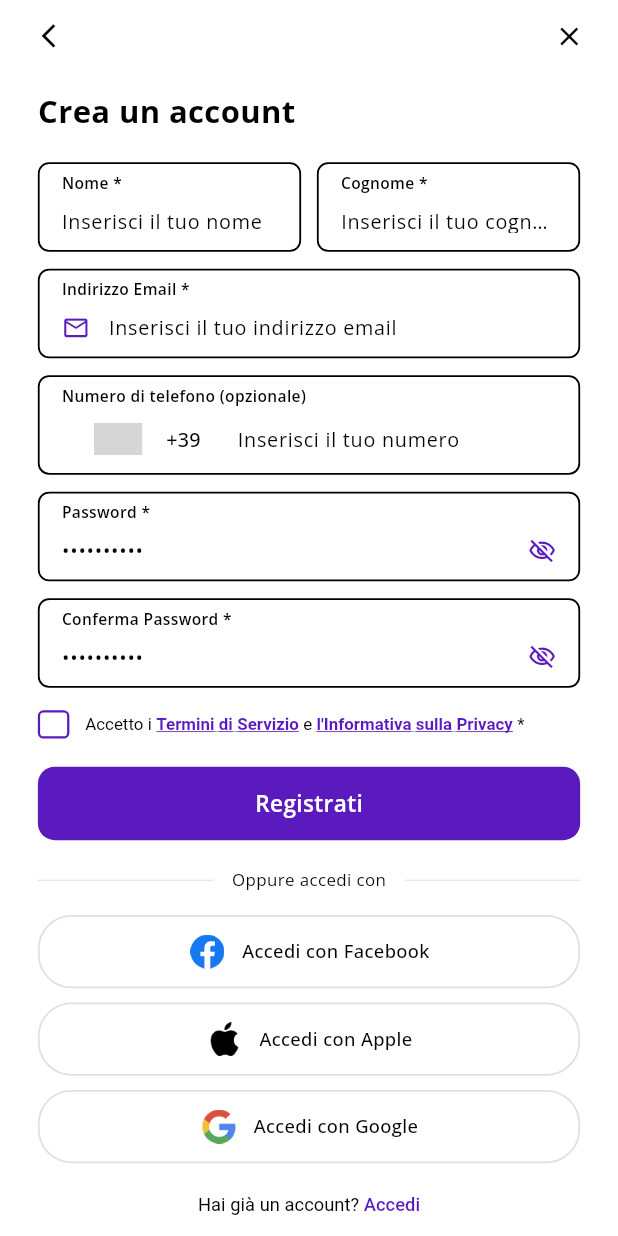
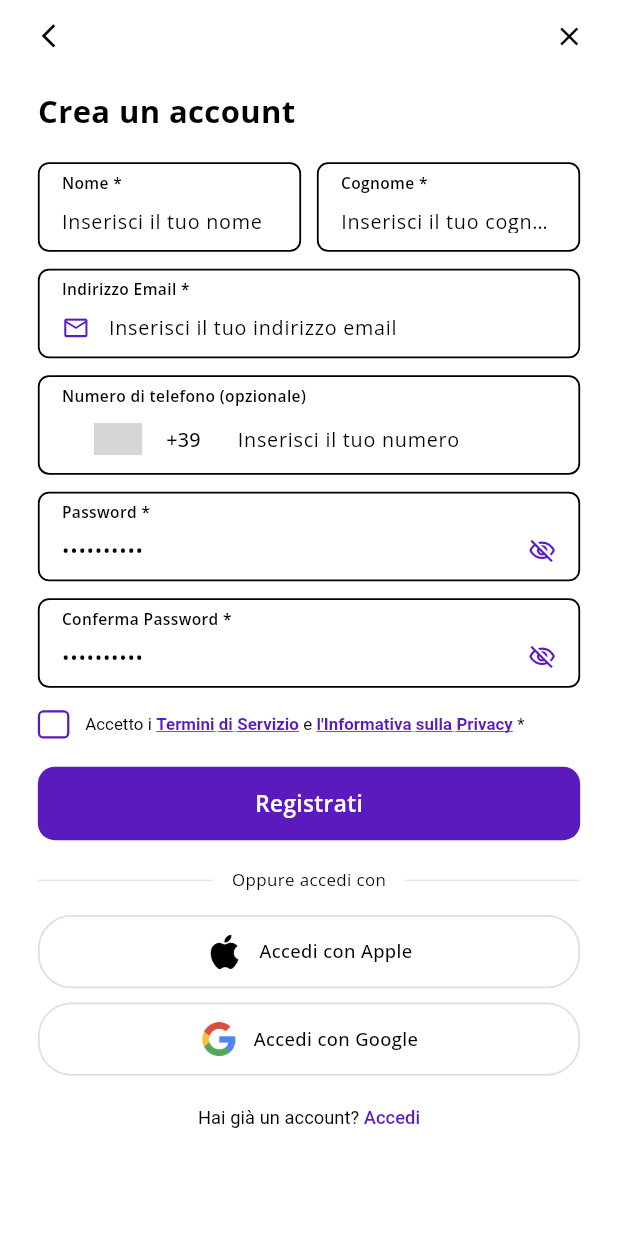
Before and after one commit to abubakar1010/vyzi-app, a Flutter app: the RegisterScreen screen opened by its route, on a phone screen of 412 x 824 dp. Run offline on Flutter 3.47's test engine with Material 3 defaults, Android fonts, the phone set to English and light mode, and no system bars; drawn by our look-alikes of country_code_picker; our stand-ins replace app_links, camera, connectivity_plus, dio, file_picker, firebase_auth and 17 more; missing offline and left inert: flutter_facebook_auth, pdfx; accounts and stored records are empty; grey boxes are pictures that could not be loaded.

Commit message:
feat(auth): remove Facebook sign-in, keep Google and Apple
Co-Authored-By: Claude Opus 5.5 <noreply@anthropic.com>

```diff
--- a/lib/features/auth/create_account.dart
+++ b/lib/features/auth/create_account.dart
@@ -452,15 +452,6 @@ class _RegisterScreenState extends State<RegisterScreen> {
 
                 SizedBox(height: 16.h),
 
-                // ── Facebook ───────────────────────
-                SocialButton(
-                  label: 'auth.login.facebook'.tr,
-                  logo: _facebookLogo(),
-                  onPress: () => _handleSocialLogin(SocialProvider.facebook),
-                ),
-
-                SizedBox(height: 10.h),
-
                 // ── Apple ──────────────────────────
                 SocialButton(
                   label: 'auth.login.apple'.tr,
@@ -594,14 +585,6 @@ class _RegisterScreenState extends State<RegisterScreen> {
   }
 
   // ── Brand Logos ────────────────────────────
-  Widget _facebookLogo() {
-    return Image.asset(
-      'assets/icons/facebook.webp',
-      width: 24.w,
-      height: 24.h,
-    );
-  }
-
   Widget _appleLogo() {
     return Image.asset(
       'assets/icons/apple.webp',
--- a/lib/features/auth/signin_screen.dart
+++ b/lib/features/auth/signin_screen.dart
@@ -188,15 +188,6 @@ class _SignInScreenState extends State<SignInScreen> {
 
                 SizedBox(height: 16.h),
 
-                // ── Facebook ───────────────────────
-                SocialButton(
-                  label: 'auth.login.facebook'.tr,
-                  logo: _facebookLogo(),
-                  onPress: () => _handleSocialLogin(SocialProvider.facebook),
-                ),
-
-                SizedBox(height: 10.h),
-
                 // ── Apple ──────────────────────────
                 SocialButton(
                   label: 'auth.login.apple'.tr,
@@ -311,14 +302,6 @@ class _SignInScreenState extends State<SignInScreen> {
   }
 
   // ── Brand Logos ────────────────────────────
-  Widget _facebookLogo() {
-    return Image.asset(
-      AppAssets.facebook,
-      width: 24.w,
-      height: 24.h,
-    );
-  }
-
   Widget _appleLogo() {
     return Image.asset(
       AppAssets.apple,
```
